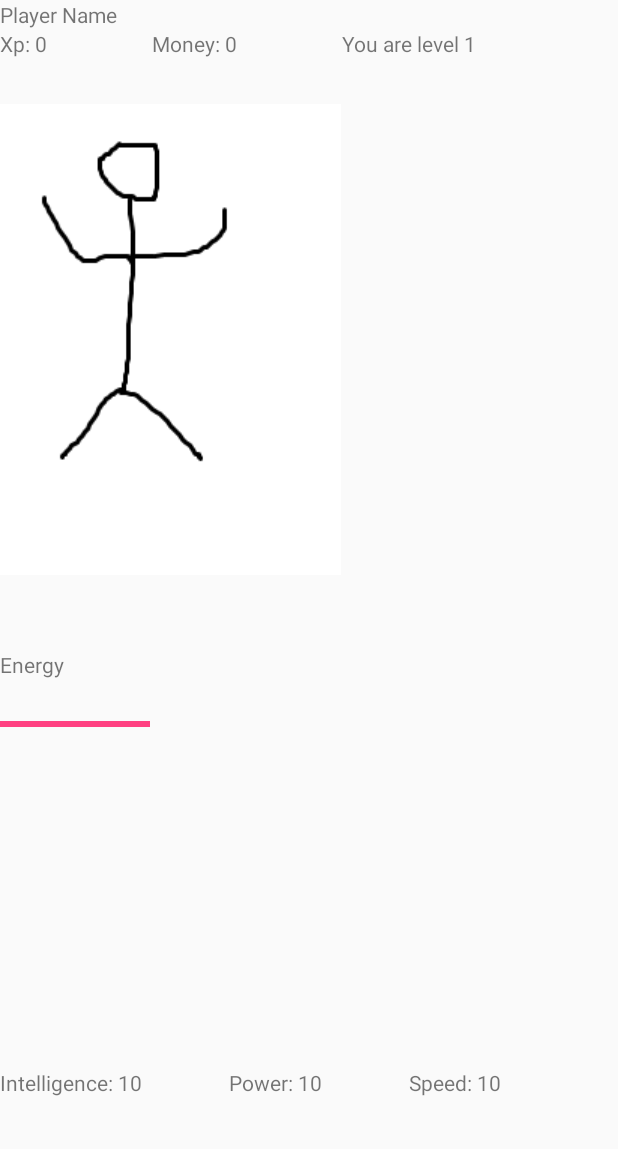
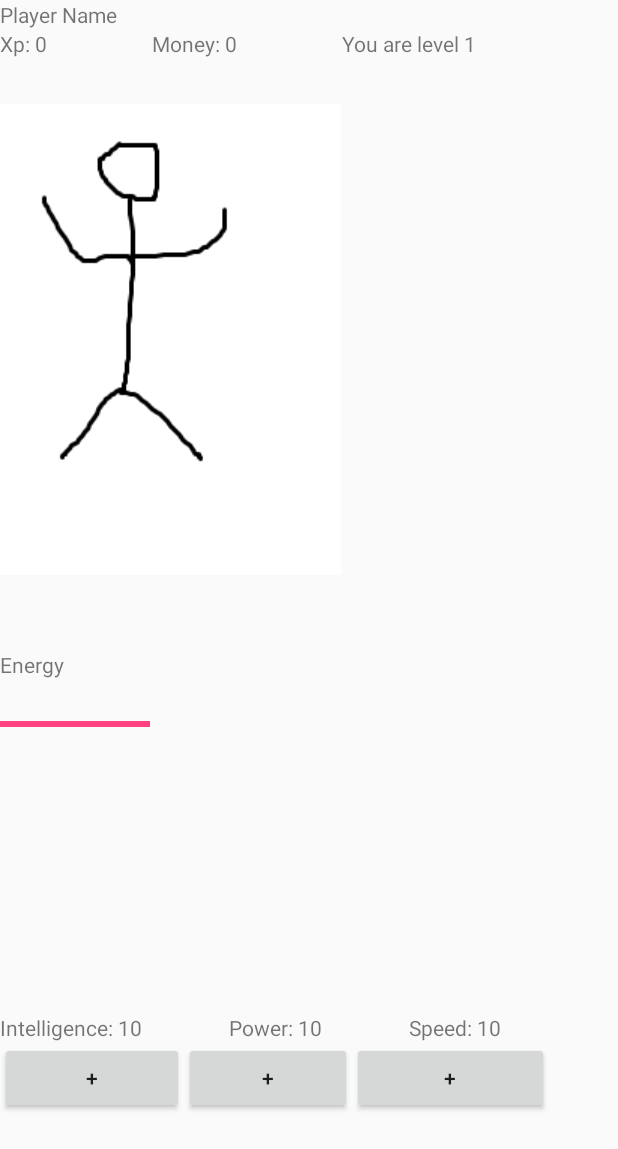
Before and after one commit to DieEin/TP_Project, an Android app: the PlayerScreen screen opened directly, with no data from a screen before it, on a phone screen of 412 x 824 dp. Shown: the top 1149 px of the screen. Run offline under Robolectric (Android 15) with nearby library versions, the phone set to English and light mode, and no system bars.

Commit message:
Added training

```diff
--- a/Project/app/src/main/res/layout/player_screen_layout.xml
+++ b/Project/app/src/main/res/layout/player_screen_layout.xml
@@ -45,7 +45,10 @@
             android:layout_width="wrap_content"
             android:layout_height="wrap_content"
             android:src="@drawable/sample_player"
-            android:id="@+id/imageView" />
+            android:id="@+id/imageView"
+            android:layout_alignParentTop="true"
+            android:layout_alignParentLeft="true"
+            android:layout_alignParentStart="true" />
 
         <ListView
             android:layout_width="wrap_content"
@@ -74,7 +77,8 @@
             android:layout_below="@+id/imageView"
             android:layout_alignParentLeft="true"
             android:layout_alignParentStart="true"
-            android:layout_marginTop="50dp"/>
+            android:layout_marginTop="50dp"
+            android:id="@+id/textView2" />
 
     </RelativeLayout>
 
@@ -102,4 +106,36 @@
             android:layout_weight="0.3"/>
 
     </LinearLayout>
+    <LinearLayout
+        android:layout_width="match_parent"
+        android:layout_height="wrap_content"
+        android:orientation="horizontal"
+        android:weightSum="1">
+        <Button
+            style="?android:attr/buttonStyleSmall"
+            android:layout_width="wrap_content"
+            android:layout_height="wrap_content"
+            android:text="+"
+            android:id="@+id/IntButton"
+            android:layout_gravity="center_horizontal"
+            android:layout_weight="0.28"
+            android:onClick="buttonIntOnClick" />
+        <Button
+            style="?android:attr/buttonStyleSmall"
+            android:layout_width="wrap_content"
+            android:layout_height="wrap_content"
+            android:text="+"
+            android:id="@+id/PowerButton"
+            android:layout_gravity="right"
+            android:layout_weight="0.24"
+            android:onClick="buttonPowerOnClick" />
+        <Button
+            style="?android:attr/buttonStyleSmall"
+            android:layout_width="wrap_content"
+            android:layout_height="wrap_content"
+            android:text="+"
+            android:id="@+id/SpeedButton"
+            android:layout_weight="0.31"
+            android:onClick="buttonSpeedOnClick" />
+    </LinearLayout>
 </LinearLayout>
```
Also changed, not shown: Project/app/src/main/java/com/example/tpproject/project/PlayerScreen.java (+32 -0 lines).
